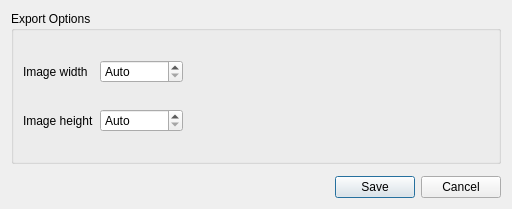
First picture: the form in src/ui/qgselevationprofileimageexportoptionsdialog.ui, repository qgis/QGIS, before the edit.
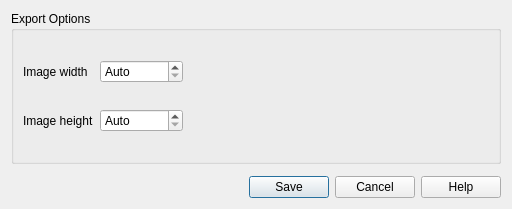
Second picture: the form after the edit. Custom widgets are drawn as their Qt base class.

Commit message: Add help buttons to elevation profile dialogs

```diff
--- a/src/ui/qgselevationprofileimageexportoptionsdialog.ui
+++ b/src/ui/qgselevationprofileimageexportoptionsdialog.ui
@@ -137,7 +137,7 @@
       <enum>Qt::Horizontal</enum>
      </property>
      <property name="standardButtons">
-      <set>QDialogButtonBox::Cancel|QDialogButtonBox::Save</set>
+      <set>QDialogButtonBox::StandardButton::Cancel|QDialogButtonBox::StandardButton::Help|QDialogButtonBox::StandardButton::Save</set>
      </property>
     </widget>
    </item>
```
Left out of the diff: 10 changed lines with no effect on the pictures. The commit also changes 7 other files.
